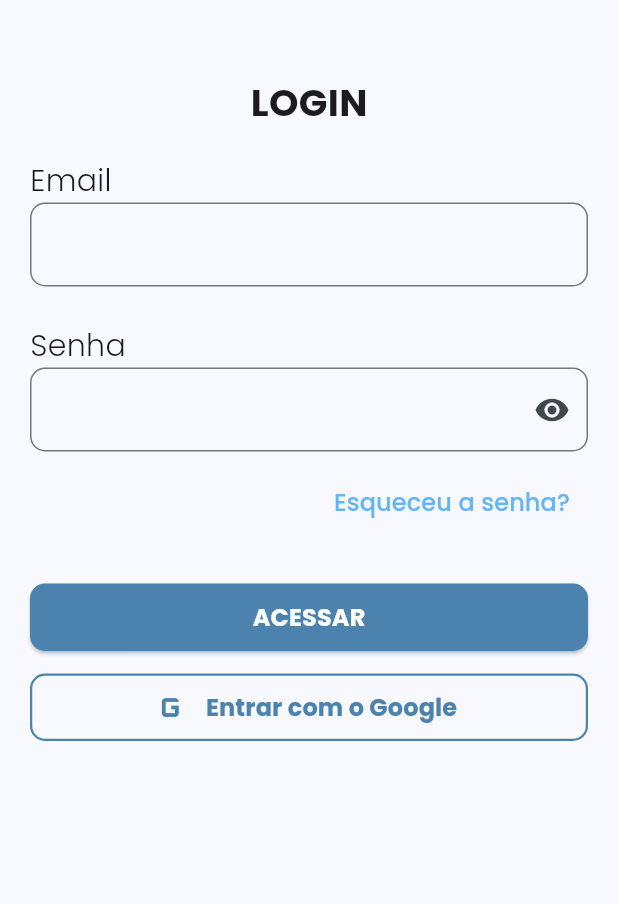
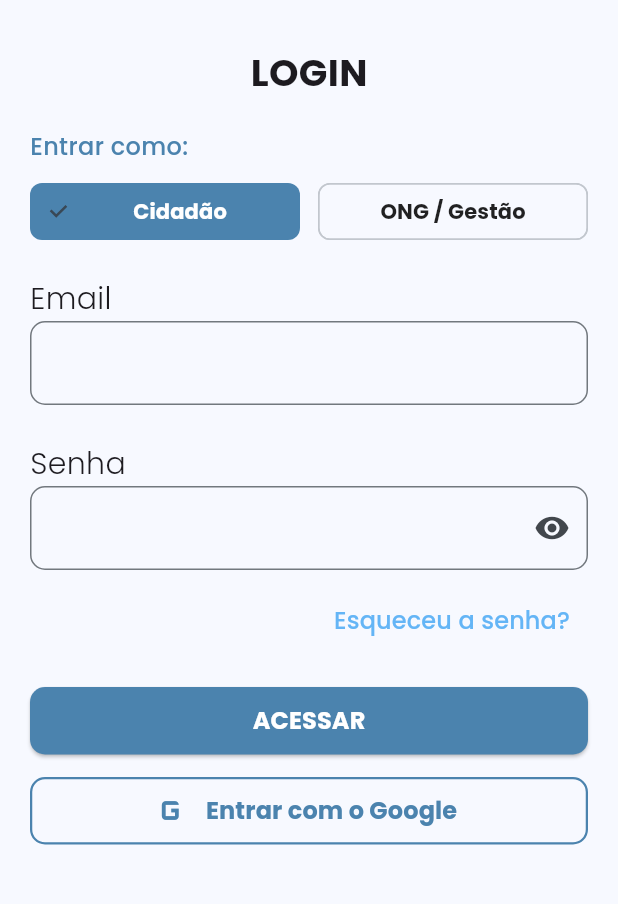
Before and after one commit to IsaSilvB007/pet_alertas_app, a Flutter app: the screen it shows after launch, after a tap on "ENTRAR", on a phone screen of 412 x 824 dp, the part 240-1144 px from its top. Run offline on Flutter 3.47's test engine with Material 3 defaults, Android fonts, the phone set to English and light mode, and no system bars; our stand-ins replace cloud_firestore, device_preview_plus, firebase_auth, firebase_core, flutter_map, geolocator and 2 more; accounts and stored records are empty.

Commit message:
feat: implementa arquitetura de perfis (Cidadão vs ONG) e painel de gestão

```diff
--- a/lib/main.dart
+++ b/lib/main.dart
@@ -15,6 +15,7 @@ import 'firebase_options.dart';
 import 'view/cadastro_usuario_view.dart';
 import 'view/login_view.dart';
 import 'view/home_mapa_view.dart';
+import 'view/home_ong_view.dart'; // <-- 1. IMPORTADO O PAINEL DA ONG
 import 'view/redefinir_senha_view.dart';
 import 'view/sobre_view.dart';
 
@@ -63,6 +64,7 @@ class MainApp extends StatelessWidget {
         'login': (context) => const LoginView(),
         'cadastro_usuario': (context) => const CadastroUsuarioView(),
         'home_mapa': (context) => const HomeMapaView(),
+        'home_ong': (context) => const HomeOngView(), // <-- 2. ROTA REGISTADA PARA A ONG
         'redefinir_senha': (context) => const RedefinirSenhaView(),
         'sobre': (context) => const SobreView(),
         'emitir_alerta': (context) => const EmitirAlertaView(),
--- a/lib/view/login_view.dart
+++ b/lib/view/login_view.dart
@@ -12,6 +12,9 @@ class _LoginViewState extends State<LoginView> {
   bool _esconderSenha = true;
   final FirebaseAuth _auth = FirebaseAuth.instance;
 
+  // Variável de estado para controlar o perfil selecionado ('cidadao' ou 'ong')
+  String _perfilSelecionado = 'cidadao';
+
   // Função para fazer login com o Google (Adaptada para Web e Mobile)
   Future<void> _signInWithGoogle() async {
     try {
@@ -21,8 +24,9 @@ class _LoginViewState extends State<LoginView> {
       );
 
       if (userCredential.user != null && mounted) {
-        // Se o login for bem-sucedido, avança para o mapa
-        Navigator.pushReplacementNamed(context, 'home_mapa');
+        // Redireciona com base no perfil escolhido no seletor
+        String rotaDestino = _perfilSelecionado == 'ong' ? 'home_ong' : 'home_mapa';
+        Navigator.pushReplacementNamed(context, rotaDestino);
       }
     } catch (e) {
       debugPrint('Erro ao fazer login com o Google: $e');
@@ -39,7 +43,6 @@ class _LoginViewState extends State<LoginView> {
     return Scaffold(
       body: SafeArea(
         child: SingleChildScrollView(
-          // Adicionado para evitar overflow em telas menores
           padding: const EdgeInsets.all(20),
           child: Column(
             mainAxisAlignment: MainAxisAlignment.center,
@@ -52,13 +55,59 @@ class _LoginViewState extends State<LoginView> {
                 ),
               ),
 
-              const SizedBox(height: 50),
+              const SizedBox(height: 30),
 
               const Center(
                 child: Text(
                   'LOGIN',
                   style: TextStyle(fontSize: 25, fontWeight: FontWeight.bold),
                 ),
+              ),
+
+              const SizedBox(height: 20),
+
+              // --- SELETOR DE PERFIL (Cidadão vs ONG) ---
+              const Text(
+                'Entrar como:',
+                style: TextStyle(fontSize: 16, fontWeight: FontWeight.w500, color: Color(0xFF4B83AE)),
+              ),
+              const SizedBox(height: 8),
+              Row(
+                children: [
+                  Expanded(
+                    child: ChoiceChip(
+                      label: const Center(child: Text('Cidadão')),
+                      selected: _perfilSelecionado == 'cidadao',
+                      selectedColor: const Color(0xFF4B83AE),
+                      labelStyle: TextStyle(
+                        color: _perfilSelecionado == 'cidadao' ? Colors.white : Colors.black87,
+                        fontWeight: FontWeight.bold,
+                      ),
+                      onSelected: (selected) {
+                        setState(() {
+                          _perfilSelecionado = 'cidadao';
+                        });
+                      },
+                    ),
+                  ),
+                  const SizedBox(width: 12),
+                  Expanded(
+                    child: ChoiceChip(
+                      label: const Center(child: Text('ONG / Gestão')),
+                      selected: _perfilSelecionado == 'ong',
+                      selectedColor: const Color(0xFFFF7043), // Destaque visual em coral para a ONG
+                      labelStyle: TextStyle(
+                        color: _perfilSelecionado == 'ong' ? Colors.white : Colors.black87,
+                        fontWeight: FontWeight.bold,
+                      ),
+                      onSelected: (selected) {
+                        setState(() {
+                          _perfilSelecionado = 'ong';
+                        });
+                      },
+                    ),
+                  ),
+                ],
               ),
 
               const SizedBox(height: 20),
@@ -115,25 +164,27 @@ class _LoginViewState extends State<LoginView> {
                 ),
               ),
 
-              const SizedBox(height: 30),
+              const SizedBox(height: 20),
 
-              // Botão ACESSAR normal
+              // Botão ACESSAR com redirecionamento dinâmico
               SizedBox(
                 width: double.infinity,
                 height: 45,
                 child: ElevatedButton(
                   style: ElevatedButton.styleFrom(
-                    backgroundColor: const Color(0xFF4B83AE),
+                    backgroundColor: _perfilSelecionado == 'ong' ? const Color(0xFFFF7043) : const Color(0xFF4B83AE),
                     shape: RoundedRectangleBorder(
                       borderRadius: BorderRadius.circular(10),
                     ),
                   ),
                   onPressed: () {
-                    Navigator.pushNamed(context, 'home_mapa');
+                    // Direciona com base na escolha do ChoiceChip
+                    String rotaDestino = _perfilSelecionado == 'ong' ? 'home_ong' : 'home_mapa';
+                    Navigator.pushReplacementNamed(context, rotaDestino);
                   },
-                  child: const Text(
-                    'ACESSAR',
-                    style: TextStyle(
+                  child: Text(
+                    _perfilSelecionado == 'ong' ? 'ACESSAR PAINEL ONG' : 'ACESSAR',
+                    style: const TextStyle(
                       fontSize: 16,
                       fontWeight: FontWeight.bold,
                       color: Colors.white,
@@ -144,7 +195,7 @@ class _LoginViewState extends State<LoginView> {
 
               const SizedBox(height: 15),
 
-              // --- NOVO BOTÃO: Entrar com o Google ---
+              // --- Botão: Entrar com o Google ---
               SizedBox(
                 width: double.infinity,
                 height: 45,
```
Also changed, not shown: lib/view/home_ong_view.dart (added, +261 -0 lines).
